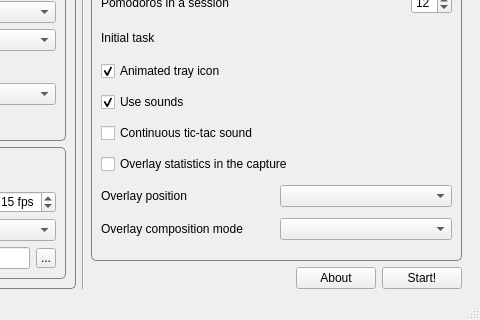
The window that MainWindow.ui (FelixdelasPozas/pomodorotimelapse) describes before a commit, drawn with Qt 5; both pictures show x 313 to 793 and y 369 to 689 of the 793 by 689 pixel window.
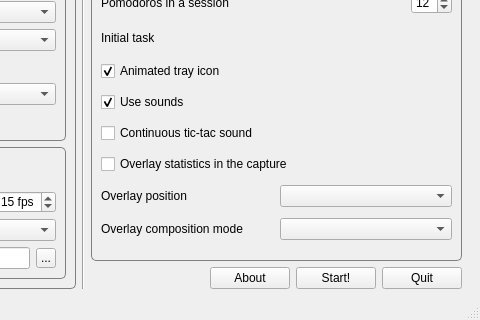
The same window after the commit. Icons and pictures are not drawn.

What changed in the file:
```diff
--- a/MainWindow.ui
+++ b/MainWindow.ui
@@ -934,6 +934,13 @@
              </property>
             </widget>
            </item>
+           <item>
+            <widget class="QPushButton" name="m_quit">
+             <property name="text">
+              <string>Quit</string>
+             </property>
+            </widget>
+           </item>
           </layout>
          </item>
         </layout>
```
Left out of the diff: 76 changed lines with no effect on the pictures.
